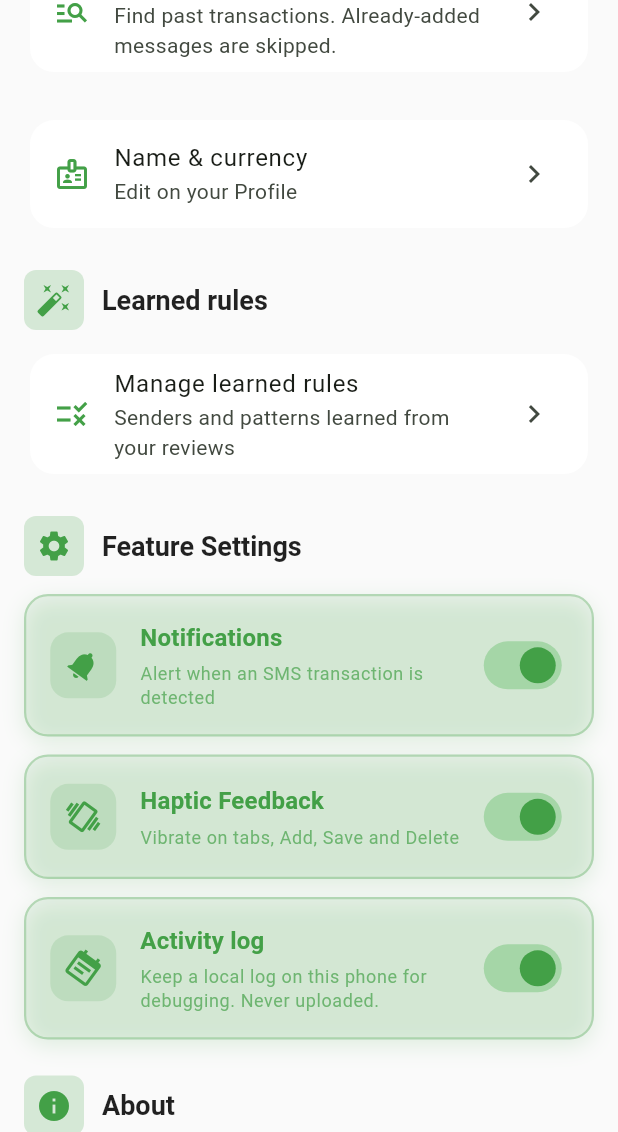
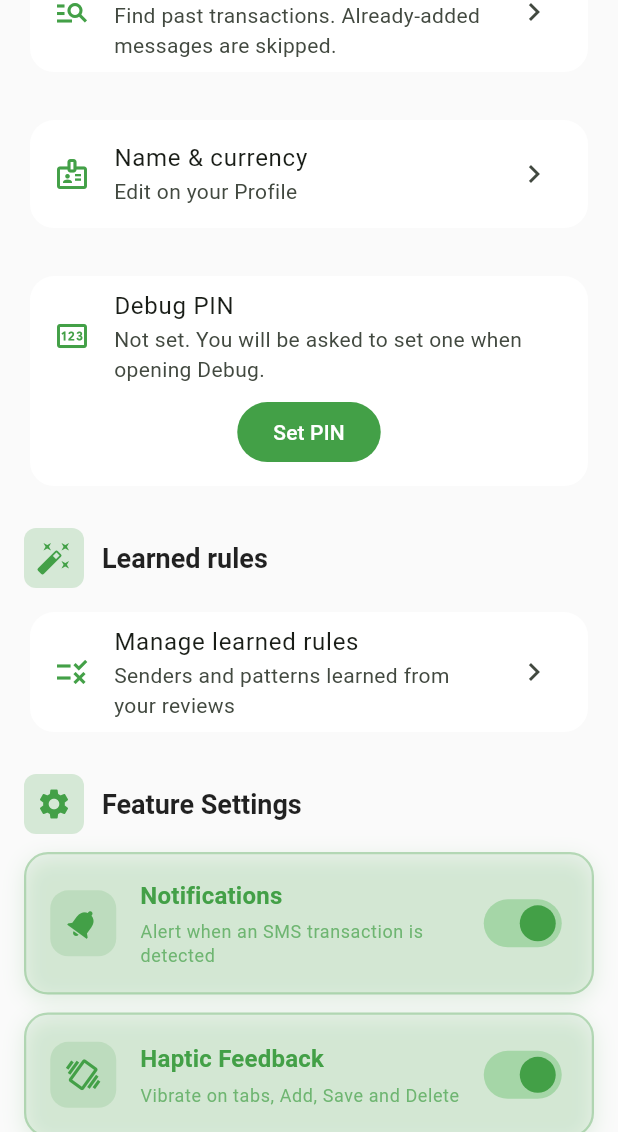
Before and after one commit to abhranilp1998/expensetracker_reloaded, a Flutter app: the ComprehensiveSettingsPage screen opened by its route, scrolled down 2304 dp, on a phone screen of 412 x 824 dp, the part 104-1236 px from its top. Run offline on Flutter 3.47's test engine with Material 3 defaults, Android fonts, the phone set to English and light mode, and no system bars; our stand-ins replace drift, drift_flutter, flutter_local_notifications, flutter_riverpod, local_auth, permission_handler and 2 more; missing offline and left inert: another_telephony; accounts and stored records are empty; generated files the repository leaves out were written again.

Commit message:
P15 step 5: Debug PIN hardening, showcase labels, honest descriptions
- Debug PIN: 4-6 digits only (numeric keyboard + digits filter), setup
  needs a matching confirm entry, random 16-byte salt + sha256 (#14)
- Lockout after 5 wrong tries: 30s, then 2m, then 5m; persisted in prefs
  so restart does not reset it; correct PIN or biometric clears it (#14)
- PIN dialog cannot be dismissed by tapping outside; shows countdown (#14)
- Settings > Debug PIN: set / change / remove; change and remove need the
  current PIN or biometrics (#20)
- Showcase cards use human names ('Fade + Slide') (#9)
- Descriptions for Morphing, Bouncy, Liquid, Kaleidoscope and Elastic now
  say what the transition really does; animations unchanged (#10)

```diff
--- a/lib/routes/animation_preferences.dart
+++ b/lib/routes/animation_preferences.dart
@@ -58,17 +58,17 @@ class AnimationPreferencesService {
       case AnimationType.scaleRotate:
         return 'Smooth expand in - subtle and refined';
       case AnimationType.morphing:
-        return 'Vertical swipe - fluid and smooth';
+        return 'Fades in while rising from below';
       case AnimationType.bouncy:
-        return 'Slide from left - sleek transition';
+        return 'Fades in with a short slide from the left';
       case AnimationType.liquid:
-        return 'Slide from right - smooth modern';
+        return 'Fades in with a short slide from the right';
       case AnimationType.staggered:
         return 'Diagonal swipe - flowing and elegant';
       case AnimationType.kaleidoscope:
-        return 'Scale bloom - modern bright entry';
+        return 'Fades in while growing slightly';
       case AnimationType.elasticBounce:
-        return 'Tilt entry - sophisticated transition';
+        return 'Fades in, sliding down from the top right';
     }
   }
 }
--- a/lib/screens/comprehensive_settings_page.dart
+++ b/lib/screens/comprehensive_settings_page.dart
@@ -9,6 +9,7 @@ import 'package:expensetracker_reloaded/routes/animation_variants.dart';
 import 'package:expensetracker_reloaded/routes/app_routes.dart';
 import 'package:expensetracker_reloaded/widgets/app_drawer.dart';
 import 'package:expensetracker_reloaded/widgets/permissions_section.dart';
+import 'package:expensetracker_reloaded/widgets/debug_pin_section.dart';
 import 'package:expensetracker_reloaded/services/app_settings.dart';
 
 /// Single sectioned Settings page: Appearance, SMS & permissions, Learned rules, About.
@@ -446,6 +447,10 @@ class _ComprehensiveSettingsPageState extends State<ComprehensiveSettingsPage> {
                       Navigator.of(context).pushNamed(AppRoutes.profile),
                 ),
               ),
+              const SizedBox(height: 24),
+
+              // Debug PIN (bug #14/#20)
+              const DebugPinSection(),
               const SizedBox(height: 24),
 
               // Learned rules
--- a/lib/services/debug_unlock_service.dart
+++ b/lib/services/debug_unlock_service.dart
@@ -1,43 +1,127 @@
 import 'dart:convert';
+import 'dart:math';
 
 import 'package:crypto/crypto.dart';
 import 'package:flutter/services.dart';
 import 'package:local_auth/local_auth.dart';
 import 'package:shared_preferences/shared_preferences.dart';
 
-/// Unlock Debug drawer items with biometric or a PIN (hashed, salted).
+/// Result of a PIN attempt.
+enum PinResult { ok, wrong, lockedOut }
+
+/// Unlocks the Debug area with biometrics or a PIN.
+///
+/// * PIN: 4-6 digits, stored only as sha256(salt::pin) with a random salt.
+/// * After [maxAttempts] wrong tries the PIN is locked for a cooldown that
+///   grows with each lockout ([cooldowns]). State lives in SharedPreferences,
+///   so killing the app does not reset it. A correct PIN or biometric clears it.
 class DebugUnlockService {
   DebugUnlockService._();
 
   static const _pinHashKey = 'debugPinHashV1';
   static const _pinSaltKey = 'debugPinSaltV1';
+  static const _failsKey = 'debugPinFails';
+  static const _levelKey = 'debugPinLockLevel';
+  static const _untilKey = 'debugPinLockedUntilMs';
+
+  static const maxAttempts = 5;
+  static const cooldowns = [
+    Duration(seconds: 30),
+    Duration(minutes: 2),
+    Duration(minutes: 5),
+  ];
+
   static bool sessionUnlocked = false;
 
+  /// Clock hook for tests.
+  static DateTime Function() now = DateTime.now;
+
   static final _auth = LocalAuthentication();
+  static Future<SharedPreferences> get _p => SharedPreferences.getInstance();
 
-  static Future<SharedPreferences> get _p => SharedPreferences.getInstance();
+  /// Null when [pin] is acceptable, else a message for the user.
+  static String? validatePin(String pin) {
+    if (pin.isEmpty) return 'Enter a PIN';
+    if (!RegExp(r'^\d+$').hasMatch(pin)) return 'Digits only';
+    if (pin.length < 4 || pin.length > 6) return 'PIN must be 4-6 digits';
+    return null;
+  }
+
+  static String hashPin(String pin, String salt) =>
+      sha256.convert(utf8.encode('$salt::$pin')).toString();
+
+  static String _newSalt() {
+    final r = Random.secure();
+    return base64Url.encode(List.generate(16, (_) => r.nextInt(256)));
+  }
 
   static Future<bool> hasPin() async =>
       (await _p).getString(_pinHashKey) != null;
 
   static Future<void> setPin(String pin) async {
-    final salt = DateTime.now().microsecondsSinceEpoch.toString();
-    final hash = _hash(pin, salt);
+    final err = validatePin(pin);
+    if (err != null) throw ArgumentError(err);
+    final salt = _newSalt();
     final prefs = await _p;
     await prefs.setString(_pinSaltKey, salt);
-    await prefs.setString(_pinHashKey, hash);
+    await prefs.setString(_pinHashKey, hashPin(pin, salt));
+    await _clearLockout(prefs);
   }
 
+  static Future<void> removePin() async {
+    final prefs = await _p;
+    await prefs.remove(_pinSaltKey);
+    await prefs.remove(_pinHashKey);
+    await _clearLockout(prefs);
+    sessionUnlocked = false;
+  }
+
+  /// Pure hash check; does not count attempts.
   static Future<bool> verifyPin(String pin) async {
     final prefs = await _p;
     final salt = prefs.getString(_pinSaltKey);
     final expected = prefs.getString(_pinHashKey);
     if (salt == null || expected == null) return false;
-    return _hash(pin, salt) == expected;
+    return hashPin(pin, salt) == expected;
   }
 
-  static String _hash(String pin, String salt) =>
-      sha256.convert(utf8.encode('$salt::$pin')).toString();
+  /// Time left before another PIN try is allowed (zero if not locked).
+  static Future<Duration> lockRemaining() async {
+    final until = (await _p).getInt(_untilKey) ?? 0;
+    final left = until - now().millisecondsSinceEpoch;
+    return left > 0 ? Duration(milliseconds: left) : Duration.zero;
+  }
+
+  /// Checks [pin], counting wrong tries and applying lockouts.
+  static Future<PinResult> attemptPin(String pin) async {
+    if (await lockRemaining() > Duration.zero) return PinResult.lockedOut;
+    final prefs = await _p;
+    if (await verifyPin(pin)) {
+      await _clearLockout(prefs);
+      return PinResult.ok;
+    }
+    final fails = (prefs.getInt(_failsKey) ?? 0) + 1;
+    if (fails < maxAttempts) {
+      await prefs.setInt(_failsKey, fails);
+      return PinResult.wrong;
+    }
+    final level = prefs.getInt(_levelKey) ?? 0;
+    final wait = cooldowns[min(level, cooldowns.length - 1)];
+    await prefs.setInt(_failsKey, 0);
+    await prefs.setInt(_levelKey, level + 1);
+    await prefs.setInt(_untilKey, now().add(wait).millisecondsSinceEpoch);
+    return PinResult.lockedOut;
+  }
+
+  /// Wrong tries left before the next lockout.
+  static Future<int> attemptsLeft() async =>
+      maxAttempts - ((await _p).getInt(_failsKey) ?? 0);
+
+  static Future<void> _clearLockout(SharedPreferences prefs) async {
+    await prefs.remove(_failsKey);
+    await prefs.remove(_levelKey);
+    await prefs.remove(_untilKey);
+  }
 
   static Future<bool> canCheckBiometrics() async {
     try {
@@ -47,7 +131,8 @@ class DebugUnlockService {
     }
   }
 
-  static Future<bool> unlockWithBiometric() async {
+  /// Biometric/device-credential check, allowed even during a PIN lockout.
+  static Future<bool> verifyBiometric() async {
     try {
       final ok = await _auth.authenticate(
         localizedReason: 'Unlock Ledgerly Debug',
@@ -56,15 +141,21 @@ class DebugUnlockService {
           stickyAuth: true,
         ),
       );
-      if (ok) sessionUnlocked = true;
+      if (ok) await _clearLockout(await _p);
       return ok;
     } on PlatformException {
       return false;
     }
   }
 
+  static Future<bool> unlockWithBiometric() async {
+    final ok = await verifyBiometric();
+    if (ok) sessionUnlocked = true;
+    return ok;
+  }
+
   static Future<bool> unlockWithPin(String pin) async {
-    final ok = await verifyPin(pin);
+    final ok = await attemptPin(pin) == PinResult.ok;
     if (ok) sessionUnlocked = true;
     return ok;
   }
--- /dev/null
+++ b/lib/widgets/debug_pin_section.dart
@@ -0,0 +1,107 @@
+import 'package:flutter/material.dart';
+
+import 'package:expensetracker_reloaded/services/debug_unlock_service.dart';
+import 'package:expensetracker_reloaded/widgets/debug_pin_dialog.dart';
+
+/// Settings card: set, change or remove the Debug PIN (bug #14/#20).
+/// Change and remove first ask for the current PIN or biometrics.
+class DebugPinSection extends StatefulWidget {
+  const DebugPinSection({super.key});
+
+  @override
+  State<DebugPinSection> createState() => _DebugPinSectionState();
+}
+
+class _DebugPinSectionState extends State<DebugPinSection> {
+  bool? _hasPin;
+
+  @override
+  void initState() {
+    super.initState();
+    _load();
+  }
+
+  Future<void> _load() async {
+    final has = await DebugUnlockService.hasPin();
+    if (mounted) setState(() => _hasPin = has);
+  }
+
+  void _toast(String msg) =>
+      ScaffoldMessenger.of(context).showSnackBar(SnackBar(content: Text(msg)));
+
+  Future<bool> _verify() =>
+      showDebugPinDialog(context, PinDialogMode.verifyCurrent);
+
+  Future<void> _set() async {
+    if (await showDebugPinDialog(context, PinDialogMode.setup)) {
+      _toast('Debug PIN set');
+    }
+    await _load();
+  }
+
+  Future<void> _change() async {
+    if (!await _verify() || !mounted) return;
+    if (await showDebugPinDialog(context, PinDialogMode.setup)) {
+      _toast('Debug PIN changed');
+    }
+    await _load();
+  }
+
+  Future<void> _remove() async {
+    if (!await _verify() || !mounted) return;
+    await DebugUnlockService.removePin();
+    _toast('Debug PIN removed');
+    await _load();
+  }
+
+  @override
+  Widget build(BuildContext context) {
+    final cs = Theme.of(context).colorScheme;
+    final has = _hasPin;
+    return Card(
+      key: const Key('debugPinCard'),
+      child: Column(
+        children: [
+          ListTile(
+            leading: Icon(Icons.pin_outlined, color: cs.primary),
+            title: const Text('Debug PIN'),
+            subtitle: Text(
+              has == null
+                  ? '…'
+                  : has
+                  ? 'Set. Protects the Debug area (fingerprint also works).'
+                  : 'Not set. You will be asked to set one when opening Debug.',
+            ),
+          ),
+          if (has != null)
+            Padding(
+              padding: const EdgeInsets.fromLTRB(16, 0, 16, 12),
+              child: Wrap(
+                spacing: 8,
+                children: has
+                    ? [
+                        OutlinedButton(
+                          key: const Key('changePin'),
+                          onPressed: _change,
+                          child: const Text('Change PIN'),
+                        ),
+                        TextButton(
+                          key: const Key('removePin'),
+                          onPressed: _remove,
+                          child: const Text('Remove PIN'),
+                        ),
+                      ]
+                    : [
+                        FilledButton(
+                          key: const Key('setPin'),
+                          onPressed: _set,
+                          child: const Text('Set PIN'),
+                        ),
+                      ],
+              ),
+            ),
+        ],
+      ),
+    );
+  }
+}
```
Also changed, not shown: lib/routes/animation_showcase.dart (+11 -11 lines), lib/widgets/app_drawer.dart (+2 -117 lines), lib/widgets/debug_pin_dialog.dart (added, +218 -0 lines), 1 other file.
